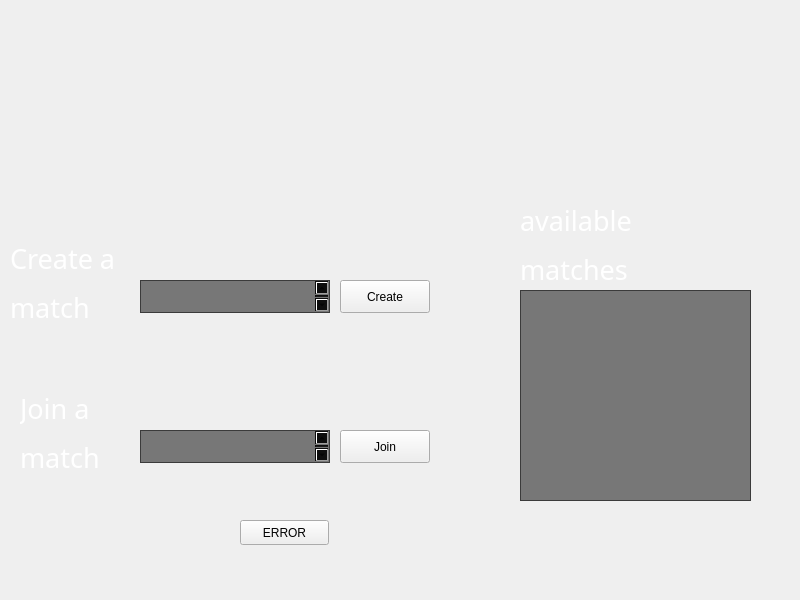
Before: the Qt Designer form client_src/QT/client_lobby.ui in Taller-de-Programacion-1-1C2024-GRUPO1/TP-Jazz-Jackrabbit-2, drawn with Qt 5.
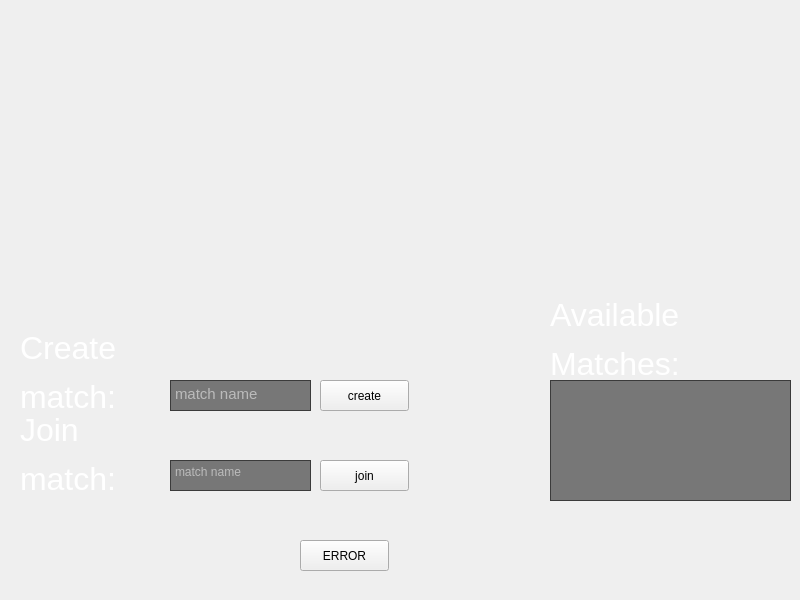
After: the same form once the commit is applied. Icons and pictures are not drawn.

Diff of the .ui file:
```diff
--- a/client_src/QT/client_lobby.ui
+++ b/client_src/QT/client_lobby.ui
@@ -13,216 +13,152 @@
   <property name="windowTitle">
    <string>ClientLobby</string>
   </property>
-  <property name="styleSheet">
-   <string notr="true"/>
-  </property>
   <widget class="QWidget" name="centralwidget">
    <widget class="QLabel" name="labelCreateMatch_2">
     <property name="geometry">
      <rect>
       <x>20</x>
-      <y>390</y>
-      <width>331</width>
+      <y>330</y>
+      <width>191</width>
       <height>81</height>
      </rect>
     </property>
-    <property name="font">
-     <font>
-      <family>04b</family>
-      <pointsize>20</pointsize>
-     </font>
-    </property>
-    <property name="styleSheet">
-     <string notr="true">font-family: 04b;</string>
-    </property>
     <property name="text">
-     <string>&lt;html&gt;&lt;head/&gt;&lt;body&gt;&lt;p&gt;&lt;span style=&quot; color:#ffffff;&quot;&gt;Join a &lt;/span&gt;&lt;/p&gt;&lt;p&gt;&lt;span style=&quot; color:#ffffff;&quot;&gt;match&lt;/span&gt;&lt;/p&gt;&lt;/body&gt;&lt;/html&gt;</string>
+     <string>&lt;html&gt;&lt;head/&gt;&lt;body&gt;&lt;p&gt;&lt;span style=&quot; font-size:24pt; color:#ffffff;&quot;&gt;Create &lt;/span&gt;&lt;/p&gt;&lt;p&gt;&lt;span style=&quot; font-size:24pt; color:#ffffff;&quot;&gt;match:&lt;/span&gt;&lt;/p&gt;&lt;/body&gt;&lt;/html&gt;</string>
     </property>
    </widget>
-   <widget class="QPlainTextEdit" name="txtCreateMatchCode">
+   <widget class="QLabel" name="LabelJoinMatch">
     <property name="geometry">
      <rect>
-      <x>140</x>
-      <y>280</y>
-      <width>190</width>
-      <height>33</height>
-     </rect>
-    </property>
-    <property name="font">
-     <font>
-      <pointsize>14</pointsize>
-     </font>
-    </property>
-    <property name="styleSheet">
-     <string notr="true">background-color: rgba(0, 0, 0, 128)</string>
-    </property>
-    <property name="plainText">
-     <string/>
-    </property>
-    <property name="placeholderText">
-     <string>match name</string>
-    </property>
-   </widget>
-   <widget class="QPlainTextEdit" name="txtJoinMatchCode">
-    <property name="geometry">
-     <rect>
-      <x>140</x>
-      <y>430</y>
-      <width>190</width>
-      <height>33</height>
-     </rect>
-    </property>
-    <property name="font">
-     <font>
-      <pointsize>14</pointsize>
-     </font>
-    </property>
-    <property name="styleSheet">
-     <string notr="true">background-color: rgba(0, 0, 0, 128)</string>
-    </property>
-    <property name="plainText">
-     <string/>
-    </property>
-    <property name="placeholderText">
-     <string>match name</string>
-    </property>
-   </widget>
-   <widget class="QPushButton" name="btnCreate">
-    <property name="geometry">
-     <rect>
-      <x>340</x>
-      <y>280</y>
-      <width>90</width>
-      <height>33</height>
-     </rect>
-    </property>
-    <property name="styleSheet">
-     <string notr="true"/>
-    </property>
-    <property name="text">
-     <string>Create</string>
-    </property>
-   </widget>
-   <widget class="QPushButton" name="btnJoin">
-    <property name="geometry">
-     <rect>
-      <x>340</x>
-      <y>430</y>
-      <width>90</width>
-      <height>33</height>
-     </rect>
-    </property>
-    <property name="text">
-     <string>Join</string>
-    </property>
-   </widget>
-   <widget class="QLabel" name="available_matches">
-    <property name="geometry">
-     <rect>
-      <x>520</x>
-      <y>200</y>
-      <width>231</width>
+      <x>20</x>
+      <y>410</y>
+      <width>191</width>
       <height>91</height>
      </rect>
     </property>
+    <property name="text">
+     <string>&lt;html&gt;&lt;head/&gt;&lt;body&gt;&lt;p&gt;&lt;span style=&quot; font-size:24pt; color:#ffffff;&quot;&gt;Join&lt;/span&gt;&lt;/p&gt;&lt;p&gt;&lt;span style=&quot; font-size:24pt; color:#ffffff;&quot;&gt;match:&lt;/span&gt;&lt;/p&gt;&lt;/body&gt;&lt;/html&gt;</string>
+    </property>
+   </widget>
+   <widget class="QPlainTextEdit" name="txtCreateMatch">
+    <property name="geometry">
+     <rect>
+      <x>170</x>
+      <y>380</y>
+      <width>141</width>
+      <height>31</height>
+     </rect>
+    </property>
     <property name="font">
      <font>
-      <family>04b</family>
-      <pointsize>20</pointsize>
+      <family>Ubuntu</family>
+      <pointsize>11</pointsize>
+      <italic>false</italic>
+      <bold>false</bold>
      </font>
     </property>
     <property name="styleSheet">
-     <string notr="true">font-family: 04b;</string>
+     <string notr="true">font: 11pt &quot;Ubuntu&quot;;
+background-color: rgba(0, 0, 0, 128); color: white;</string>
     </property>
+    <property name="placeholderText">
+     <string>match name</string>
+    </property>
+   </widget>
+   <widget class="QPlainTextEdit" name="txtJoinMatch">
+    <property name="geometry">
+     <rect>
+      <x>170</x>
+      <y>460</y>
+      <width>141</width>
+      <height>31</height>
+     </rect>
+    </property>
+    <property name="styleSheet">
+     <string notr="true">font: 11pt &quot;Ubuntu&quot;;
+background-color: rgba(0, 0, 0, 128); color: white;</string>
+    </property>
+    <property name="placeholderText">
+     <string>match name</string>
+    </property>
+   </widget>
+   <widget class="QPushButton" name="btnCreateMatch">
+    <property name="geometry">
+     <rect>
+      <x>320</x>
+      <y>380</y>
+      <width>89</width>
+      <height>31</height>
+     </rect>
+    </property>
     <property name="text">
-     <string>&lt;html&gt;&lt;head/&gt;&lt;body&gt;&lt;p&gt;&lt;span style=&quot; color:#ffffff;&quot;&gt;available&lt;/span&gt;&lt;/p&gt;&lt;p&gt;&lt;span style=&quot; color:#ffffff;&quot;&gt;matches&lt;/span&gt;&lt;/p&gt;&lt;/body&gt;&lt;/html&gt;</string>
+     <string>create</string>
+    </property>
+   </widget>
+   <widget class="QPushButton" name="btnJoinMatch">
+    <property name="geometry">
+     <rect>
+      <x>320</x>
+      <y>460</y>
+      <width>89</width>
+      <height>31</height>
+     </rect>
+    </property>
+    <property name="text">
+     <string>join</string>
     </property>
    </widget>
    <widget class="QPlainTextEdit" name="txtAvailableMatches">
     <property name="geometry">
      <rect>
-      <x>520</x>
+      <x>550</x>
+      <y>380</y>
+      <width>241</width>
+      <height>121</height>
+     </rect>
+    </property>
+    <property name="font">
+     <font>
+      <family>Ubuntu</family>
+      <pointsize>11</pointsize>
+      <italic>false</italic>
+      <bold>false</bold>
+     </font>
+    </property>
+    <property name="styleSheet">
+     <string notr="true">font: 11pt &quot;Ubuntu&quot;;
+background-color: rgba(0, 0, 0, 128); color: white;</string>
+    </property>
+    <property name="placeholderText">
+     <string/>
+    </property>
+   </widget>
+   <widget class="QLabel" name="label">
+    <property name="geometry">
+     <rect>
+      <x>550</x>
       <y>290</y>
       <width>231</width>
-      <height>211</height>
+      <height>101</height>
      </rect>
     </property>
-    <property name="font">
-     <font>
-      <pointsize>14</pointsize>
-     </font>
-    </property>
-    <property name="styleSheet">
-     <string notr="true">background-color: rgba(0, 0, 0, 128)</string>
-    </property>
-    <property name="plainText">
-     <string/>
-    </property>
-    <property name="overwriteMode">
-     <bool>false</bool>
+    <property name="text">
+     <string>&lt;html&gt;&lt;head/&gt;&lt;body&gt;&lt;p&gt;&lt;span style=&quot; font-size:24pt; color:#ffffff;&quot;&gt;Available&lt;/span&gt;&lt;/p&gt;&lt;p&gt;&lt;span style=&quot; font-size:24pt; color:#ffffff;&quot;&gt;Matches:&lt;/span&gt;&lt;/p&gt;&lt;/body&gt;&lt;/html&gt;</string>
     </property>
    </widget>
    <widget class="QPushButton" name="btnError">
     <property name="geometry">
      <rect>
-      <x>240</x>
-      <y>520</y>
+      <x>300</x>
+      <y>540</y>
       <width>89</width>
-      <height>25</height>
+      <height>31</height>
      </rect>
     </property>
     <property name="text">
      <string>ERROR</string>
     </property>
    </widget>
-   <widget class="QLabel" name="labelBackGround">
-    <property name="geometry">
-     <rect>
-      <x>0</x>
-      <y>0</y>
-      <width>800</width>
-      <height>600</height>
-     </rect>
-    </property>
-    <property name="styleSheet">
-     <string notr="true">background-image: url(:/backgrounds/lobby.png)</string>
-    </property>
-    <property name="text">
-     <string/>
-    </property>
-   </widget>
-   <widget class="QLabel" name="labelCreateMatch_3">
-    <property name="geometry">
-     <rect>
-      <x>10</x>
-      <y>240</y>
-      <width>331</width>
-      <height>81</height>
-     </rect>
-    </property>
-    <property name="font">
-     <font>
-      <family>04b</family>
-      <pointsize>20</pointsize>
-     </font>
-    </property>
-    <property name="styleSheet">
-     <string notr="true">font-family: 04b;</string>
-    </property>
-    <property name="text">
-     <string>&lt;html&gt;&lt;head/&gt;&lt;body&gt;&lt;p&gt;&lt;span style=&quot; color:#ffffff;&quot;&gt;Create a &lt;/span&gt;&lt;/p&gt;&lt;p&gt;&lt;span style=&quot; color:#ffffff;&quot;&gt;match&lt;/span&gt;&lt;/p&gt;&lt;/body&gt;&lt;/html&gt;</string>
-    </property>
-   </widget>
-   <zorder>labelBackGround</zorder>
-   <zorder>labelCreateMatch_3</zorder>
-   <zorder>labelCreateMatch_2</zorder>
-   <zorder>txtCreateMatchCode</zorder>
-   <zorder>txtJoinMatchCode</zorder>
-   <zorder>btnCreate</zorder>
-   <zorder>btnJoin</zorder>
-   <zorder>available_matches</zorder>
-   <zorder>txtAvailableMatches</zorder>
-   <zorder>btnError</zorder>
   </widget>
  </widget>
  <resources/>
```
Left out of the diff: 2 changed lines with no effect on the pictures.
